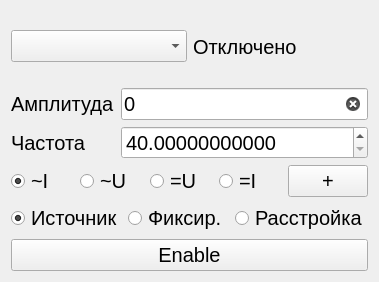
Qt form ui/source_mode_form.ui (irsural/calibrator_pc) before a commit.
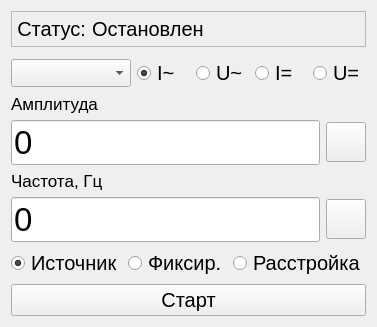
The same form after that commit. Icons and pictures are not drawn. Custom widgets are drawn as their Qt base class.

The edit to the form file:
```diff
--- a/ui/source_mode_form.ui
+++ b/ui/source_mode_form.ui
@@ -6,112 +6,99 @@
    <rect>
     <x>0</x>
     <y>0</y>
-    <width>379</width>
-    <height>282</height>
+    <width>362</width>
+    <height>318</height>
    </rect>
   </property>
+  <property name="font">
+   <font>
+    <pointsize>10</pointsize>
+   </font>
+  </property>
   <property name="windowTitle">
    <string>Form</string>
   </property>
   <layout class="QVBoxLayout" name="verticalLayout_2">
    <item>
-    <layout class="QVBoxLayout" name="verticalLayout">
-     <item>
-      <layout class="QHBoxLayout" name="horizontalLayout_3">
-       <item>
-        <widget class="QComboBox" name="clb_list_combobox">
-         <property name="font">
-          <font>
-           <pointsize>15</pointsize>
-          </font>
-         </property>
-        </widget>
-       </item>
-       <item>
-        <widget class="QLabel" name="usb_state_label">
-         <property name="font">
-          <font>
-           <pointsize>15</pointsize>
-          </font>
-         </property>
-         <property name="text">
-          <string>Отключено</string>
-         </property>
-        </widget>
-       </item>
-      </layout>
-     </item>
-     <item>
-      <layout class="QFormLayout" name="formLayout">
-       <item row="0" column="0">
-        <widget class="QLabel" name="amplitude_label">
-         <property name="font">
-          <font>
-           <pointsize>15</pointsize>
-          </font>
-         </property>
-         <property name="text">
-          <string>Амплитуда</string>
-         </property>
-        </widget>
-       </item>
-       <item row="1" column="0">
-        <widget class="QLabel" name="frequency_label">
-         <property name="font">
-          <font>
-           <pointsize>15</pointsize>
-          </font>
-         </property>
-         <property name="text">
-          <string>Частота</string>
-         </property>
-        </widget>
-       </item>
-       <item row="0" column="1">
-        <widget class="QLineEdit" name="amplitude_edit">
-         <property name="font">
-          <font>
-           <pointsize>15</pointsize>
-          </font>
-         </property>
-         <property name="text">
-          <string>0</string>
-         </property>
-         <property name="maxLength">
-          <number>20</number>
-         </property>
-         <property name="frame">
-          <bool>true</bool>
-         </property>
-         <property name="clearButtonEnabled">
-          <bool>true</bool>
-         </property>
-        </widget>
-       </item>
-       <item row="1" column="1">
-        <widget class="QDoubleSpinBox" name="frequency_spinbox">
-         <property name="font">
-          <font>
-           <pointsize>15</pointsize>
-          </font>
-         </property>
-         <property name="decimals">
-          <number>11</number>
-         </property>
-         <property name="minimum">
-          <double>40.000000000000000</double>
-         </property>
-         <property name="maximum">
-          <double>2000.000000000000000</double>
-         </property>
-        </widget>
-       </item>
-      </layout>
-     </item>
-    </layout>
+    <widget class="QFrame" name="frame">
+     <property name="frameShape">
+      <enum>QFrame::StyledPanel</enum>
+     </property>
+     <property name="frameShadow">
+      <enum>QFrame::Plain</enum>
+     </property>
+     <layout class="QHBoxLayout" name="horizontalLayout_4">
+      <property name="leftMargin">
+       <number>5</number>
+      </property>
+      <property name="topMargin">
+       <number>5</number>
+      </property>
+      <property name="rightMargin">
+       <number>5</number>
+      </property>
+      <property name="bottomMargin">
+       <number>5</number>
+      </property>
+      <item>
+       <widget class="QLabel" name="label_4">
+        <property name="font">
+         <font>
+          <pointsize>15</pointsize>
+         </font>
+        </property>
+        <property name="text">
+         <string>Статус:</string>
+        </property>
+        <property name="alignment">
+         <set>Qt::AlignRight|Qt::AlignTrailing|Qt::AlignVCenter</set>
+        </property>
+       </widget>
+      </item>
+      <item>
+       <widget class="QLabel" name="clb_state_label">
+        <property name="sizePolicy">
+         <sizepolicy hsizetype="Expanding" vsizetype="Preferred">
+          <horstretch>0</horstretch>
+          <verstretch>0</verstretch>
+         </sizepolicy>
+        </property>
+        <property name="font">
+         <font>
+          <pointsize>15</pointsize>
+         </font>
+        </property>
+        <property name="text">
+         <string>Остановлен</string>
+        </property>
+        <property name="scaledContents">
+         <bool>false</bool>
+        </property>
+       </widget>
+      </item>
+     </layout>
+    </widget>
    </item>
    <item>
     <layout class="QHBoxLayout" name="horizontalLayout_2">
+     <property name="topMargin">
+      <number>5</number>
+     </property>
+     <item>
+      <widget class="QComboBox" name="clb_list_combobox">
+       <property name="minimumSize">
+        <size>
+         <width>120</width>
+         <height>0</height>
+        </size>
+       </property>
+       <property name="font">
+        <font>
+         <pointsize>13</pointsize>
+        </font>
+       </property>
+      </widget>
+     </item>
      <item>
       <widget class="QRadioButton" name="aci_radio">
        <property name="font">
@@ -120,7 +107,7 @@
         </font>
        </property>
        <property name="text">
-        <string>~I</string>
+        <string>I~</string>
        </property>
        <property name="checked">
         <bool>true</bool>
@@ -138,7 +125,7 @@
         </font>
        </property>
        <property name="text">
-        <string>~U</string>
+        <string>U~</string>
        </property>
        <property name="checked">
         <bool>false</bool>
@@ -148,21 +135,6 @@
        </attribute>
       </widget>
      </item>
-     <item>
-      <widget class="QRadioButton" name="dcv_radio">
-       <property name="font">
-        <font>
-         <pointsize>15</pointsize>
-        </font>
-       </property>
-       <property name="text">
-        <string>=U</string>
-       </property>
-       <attribute name="buttonGroup">
-        <string notr="true">signal_group</string>
-       </attribute>
-      </widget>
-     </item>
      <item>
       <widget class="QRadioButton" name="dci_radio">
        <property name="font">
@@ -171,7 +143,7 @@
         </font>
        </property>
        <property name="text">
-        <string>=I</string>
+        <string>I=</string>
        </property>
        <attribute name="buttonGroup">
         <string notr="true">signal_group</string>
@@ -179,17 +151,165 @@
       </widget>
      </item>
      <item>
-      <widget class="QPushButton" name="polarity_button">
+      <widget class="QRadioButton" name="dcv_radio">
        <property name="font">
         <font>
          <pointsize>15</pointsize>
         </font>
        </property>
        <property name="text">
-        <string>+</string>
+        <string>U=</string>
        </property>
-       <property name="checkable">
-        <bool>true</bool>
+       <attribute name="buttonGroup">
+        <string notr="true">signal_group</string>
+       </attribute>
+      </widget>
+     </item>
+    </layout>
+   </item>
+   <item>
+    <layout class="QGridLayout" name="gridLayout">
+     <item row="5" column="1">
+      <widget class="QPushButton" name="apply_frequency_button">
+       <property name="sizePolicy">
+        <sizepolicy hsizetype="Minimum" vsizetype="Fixed">
+         <horstretch>0</horstretch>
+         <verstretch>0</verstretch>
+        </sizepolicy>
+       </property>
+       <property name="maximumSize">
+        <size>
+         <width>40</width>
+         <height>40</height>
+        </size>
+       </property>
+       <property name="font">
+        <font>
+         <pointsize>20</pointsize>
+        </font>
+       </property>
+       <property name="text">
+        <string/>
+       </property>
+       <property name="icon">
+        <iconset resource="../resources/icons.qrc">
+         <normaloff>:/icons/icons/ok.png</normaloff>:/icons/icons/ok.png</iconset>
+       </property>
+       <property name="iconSize">
+        <size>
+         <width>35</width>
+         <height>35</height>
+        </size>
+       </property>
+      </widget>
+     </item>
+     <item row="3" column="1">
+      <widget class="QPushButton" name="apply_amplitude_button">
+       <property name="maximumSize">
+        <size>
+         <width>40</width>
+         <height>40</height>
+        </size>
+       </property>
+       <property name="font">
+        <font>
+         <pointsize>20</pointsize>
+        </font>
+       </property>
+       <property name="text">
+        <string/>
+       </property>
+       <property name="icon">
+        <iconset resource="../resources/icons.qrc">
+         <normaloff>:/icons/icons/ok.png</normaloff>
+         <normalon>:/icons/icons/ok.png</normalon>
+         <activeon>:/icons/icons/ok.png</activeon>
+         <selectedoff>:/icons/icons/ok.png</selectedoff>
+         <selectedon>:/icons/icons/ok.png</selectedon>:/icons/icons/ok.png</iconset>
+       </property>
+       <property name="iconSize">
+        <size>
+         <width>35</width>
+         <height>35</height>
+        </size>
+       </property>
+       <property name="flat">
+        <bool>false</bool>
+       </property>
+      </widget>
+     </item>
+     <item row="5" column="0">
+      <widget class="QEditCopyButton" name="frequency_edit">
+       <property name="sizePolicy">
+        <sizepolicy hsizetype="Expanding" vsizetype="Fixed">
+         <horstretch>1</horstretch>
+         <verstretch>0</verstretch>
+        </sizepolicy>
+       </property>
+       <property name="font">
+        <font>
+         <pointsize>25</pointsize>
+        </font>
+       </property>
+       <property name="text">
+        <string>0</string>
+       </property>
+      </widget>
+     </item>
+     <item row="3" column="0">
+      <widget class="QEditCopyButton" name="amplitude_edit">
+       <property name="sizePolicy">
+        <sizepolicy hsizetype="Expanding" vsizetype="Fixed">
+         <horstretch>1</horstretch>
+         <verstretch>0</verstretch>
+        </sizepolicy>
+       </property>
+       <property name="font">
+        <font>
+         <pointsize>25</pointsize>
+        </font>
+       </property>
+       <property name="styleSheet">
+        <string notr="true"/>
+       </property>
+       <property name="text">
+        <string>0</string>
+       </property>
+      </widget>
+     </item>
+     <item row="4" column="0">
+      <widget class="QLabel" name="label_6">
+       <property name="font">
+        <font>
+         <pointsize>13</pointsize>
+        </font>
+       </property>
+       <property name="text">
+        <string>Частота, Гц</string>
+       </property>
+       <property name="alignment">
+        <set>Qt::AlignBottom|Qt::AlignLeading|Qt::AlignLeft</set>
+       </property>
+      </widget>
+     </item>
+     <item row="2" column="0">
+      <widget class="QLabel" name="label_5">
+       <property name="sizePolicy">
+        <sizepolicy hsizetype="Fixed" vsizetype="Preferred">
+         <horstretch>0</horstretch>
+         <verstretch>0</verstretch>
+        </sizepolicy>
+       </property>
+       <property name="font">
+        <font>
+         <pointsize>13</pointsize>
+        </font>
+       </property>
+       <property name="text">
+        <string>Амплитуда</string>
+       </property>
+       <property name="alignment">
+        <set>Qt::AlignBottom|Qt::AlignLeading|Qt::AlignLeft</set>
        </property>
       </widget>
      </item>
@@ -255,7 +375,13 @@
       </font>
      </property>
      <property name="text">
-      <string>Enable</string>
+      <string>Старт</string>
+     </property>
+     <property name="iconSize">
+      <size>
+       <width>25</width>
+       <height>25</height>
+      </size>
      </property>
      <property name="checkable">
       <bool>true</bool>
@@ -264,6 +390,13 @@
    </item>
   </layout>
  </widget>
+ <customwidgets>
+  <customwidget>
+   <class>QEditCopyButton</class>
+   <extends>QLineEdit</extends>
+   <header>custom_widgets.CustomLineEdit</header>
+  </customwidget>
+ </customwidgets>
  <tabstops>
   <tabstop>clb_list_combobox</tabstop>
   <tabstop>amplitude_edit</tabstop>
```
Left out of the diff: 10 changed lines with no effect on the pictures.
